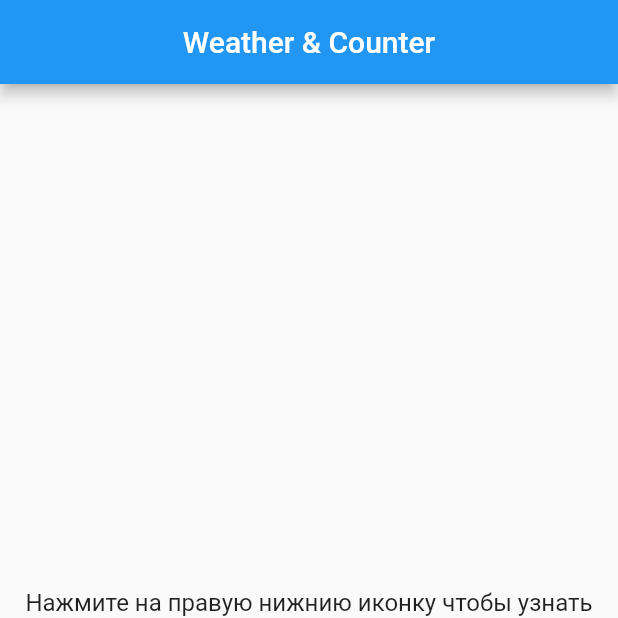
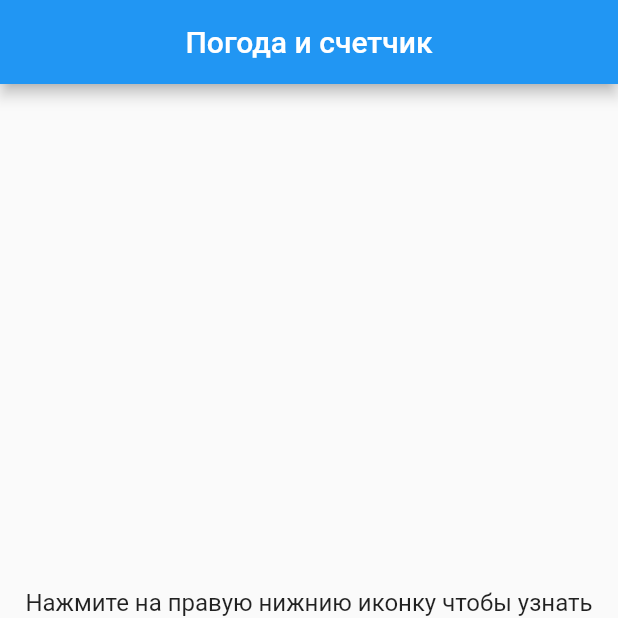
Before and after one commit to AkhmedovSH/flutter_ptolemay, a Flutter app: the screen it shows after launch, on a phone screen of 412 x 824 dp, the top half of it. Run offline on Flutter 3.47's test engine with Material 2 defaults, Android fonts, the phone set to English and light mode, and no system bars; our stand-ins replace dio, equatable, flutter_bloc, geolocator.

Commit message:
some bug fix

```diff
--- a/lib/helpers/animation.dart
+++ b/lib/helpers/animation.dart
@@ -20,7 +20,7 @@ class DarkTransition extends StatefulWidget {
   final Duration? duration;
 
   @override
-  _DarkTransitionState createState() => _DarkTransitionState();
+  State<DarkTransition> createState() => _DarkTransitionState();
 }
 
 class _DarkTransitionState extends State<DarkTransition> with SingleTickerProviderStateMixin {
@@ -51,7 +51,6 @@ class _DarkTransitionState extends State<DarkTransition> with SingleTickerProvid
   double x = 0;
   double y = 0;
   bool isDark = false;
-  // bool isBottomThemeDark = true;
   bool isDarkVisible = false;
   late double radius;
   Offset position = Offset.zero;
--- a/lib/main.dart
+++ b/lib/main.dart
@@ -26,13 +26,8 @@ class MyApp extends StatelessWidget {
     // позиция начала анимации
     final circleOffset = Offset(20, size.height - 20);
     ThemeCubit theme = BlocProvider.of<ThemeCubit>(context, listen: true);
-
     return MaterialApp(
-      locale: const Locale('ru_RU'),
       debugShowCheckedModeBanner: false,
-      theme: ThemeData(
-        primarySwatch: Colors.blue,
-      ),
       initialRoute: '/',
       routes: {
         '/': (context) => DarkTransition(
--- a/lib/pages/home/index.dart
+++ b/lib/pages/home/index.dart
@@ -22,12 +22,12 @@ class _IndexState extends State<Index> {
   };
 
   getLocation() async {
-    setState(() {
-      loading = true;
-    });
     LocationPermission permission;
     permission = await Geolocator.requestPermission();
     if (permission != LocationPermission.deniedForever && permission != LocationPermission.denied) {
+      setState(() {
+        loading = true;
+      });
       Position position = await Geolocator.getCurrentPosition(desiredAccuracy: LocationAccuracy.high);
       BaseOptions options = BaseOptions(
         receiveDataWhenStatusError: true,
@@ -96,7 +96,7 @@ class _IndexState extends State<Index> {
       children: [
         Scaffold(
           appBar: AppBar(
-            title: const Text('Weather & Counter'),
+            title: const Text('Погода и счетчик'),
             centerTitle: true,
           ),
           body: Column(
--- a/lib/store/counter/counter_bloc.dart
+++ b/lib/store/counter/counter_bloc.dart
@@ -1,4 +1,4 @@
-import 'package:bloc/bloc.dart';
+import 'package:flutter_bloc/flutter_bloc.dart';
 import 'package:meta/meta.dart';
 import 'package:equatable/equatable.dart';
 
--- a/lib/store/theme/theme_cubit.dart
+++ b/lib/store/theme/theme_cubit.dart
@@ -1,4 +1,4 @@
-import 'package:bloc/bloc.dart';
+import 'package:flutter_bloc/flutter_bloc.dart';
 
 part 'theme_state.dart';
 
@@ -10,8 +10,6 @@ class ThemeCubit extends Cubit<ThemeState> {
 
   void changeTheme() {
     _isDark = !_isDark;
-
-    // Emit will change the state of our theme (Must use)
     emit(ThemeChanged(isDark: _isDark));
   }
 }
--- a/lib/store/theme/theme_state.dart
+++ b/lib/store/theme/theme_state.dart
@@ -2,10 +2,8 @@ part of 'theme_cubit.dart';
 
 abstract class ThemeState {}
 
-// This is the state of initial app
 class ThemeInitial extends ThemeState {}
 
-// We will controll the theme of the app
 class ThemeChanged extends ThemeState {
   final bool isDark;
   ThemeChanged({this.isDark = false});
```
